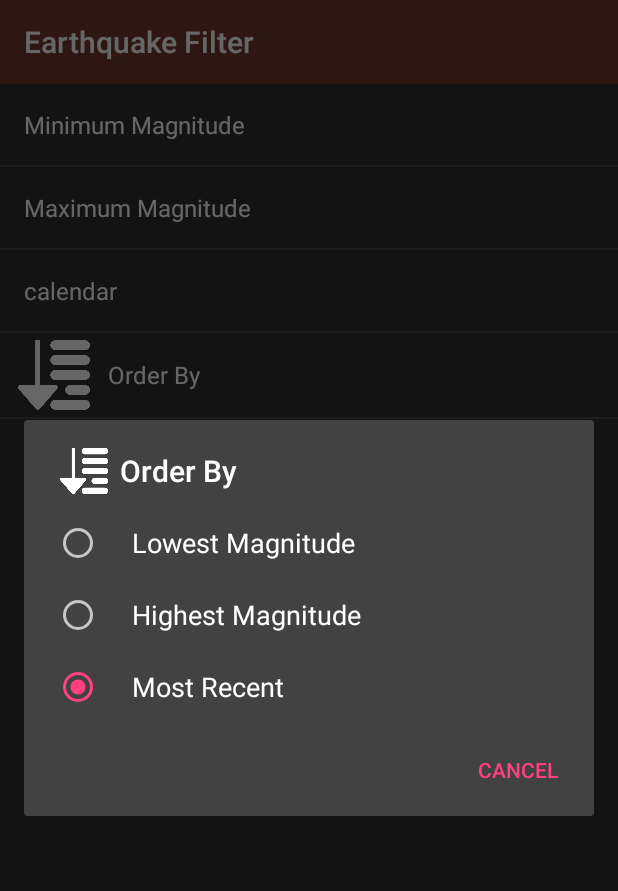
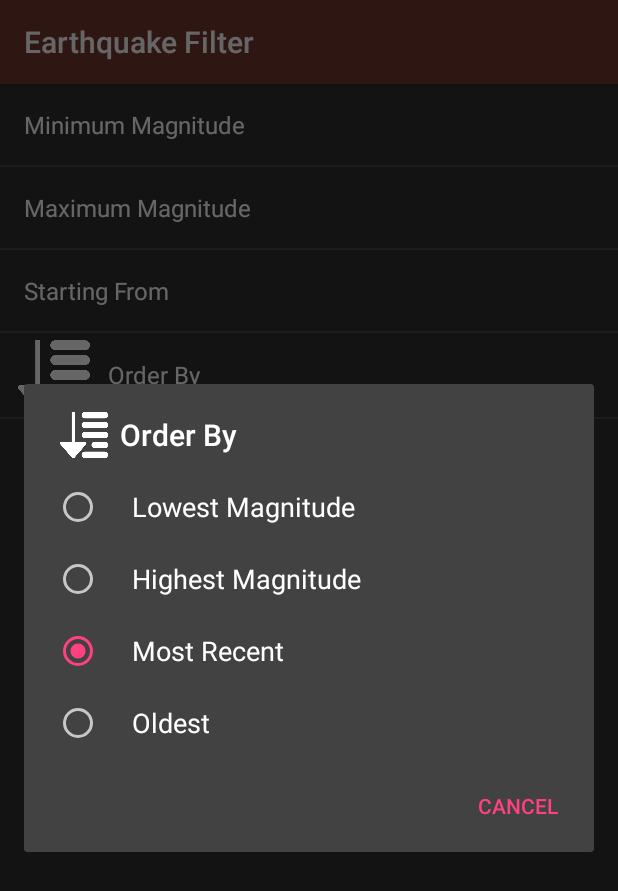
Before and after one commit to 6nguyen/Epic-Center, an Android app: the FilterActivity screen opened directly, with no data from a screen before it, after a tap on "Order By", on a phone screen of 412 x 824 dp. Shown: the top 891 px of the screen. Run offline under Robolectric (Android 15) with nearby library versions, the phone set to English and light mode, and no system bars.

Commit message:
Add OrderBy Oldest preference to view oldest earthquakes first.

```diff
--- a/app/src/main/res/values/array.xml
+++ b/app/src/main/res/values/array.xml
@@ -6,6 +6,7 @@
         <item>Lowest Magnitude</item>
         <item>Highest Magnitude</item>
         <item>Most Recent</item>
+        <item>Oldest</item>
     </string-array>
 
     <!-- Order By drop down values for above options -->
@@ -13,6 +14,7 @@
         <item>magnitude-asc</item>
         <item>magnitude</item>
         <item>time</item>
+        <item>time-asc</item>
     </string-array>
 
 </resources>
--- a/app/src/main/res/xml/filter_main.xml
+++ b/app/src/main/res/xml/filter_main.xml
@@ -26,7 +26,7 @@
     <!-- Start Time datePicker popup calendar option of filter menu -->
     <com.gnguyen.android.epiccenter.DatePreference
         android:key="@string/filter_start_time_key"
-        android:title="calendar"
+        android:title="@string/filter_start_time_label"
         android:defaultValue="@string/filter_start_time_default"
         />
 
```
